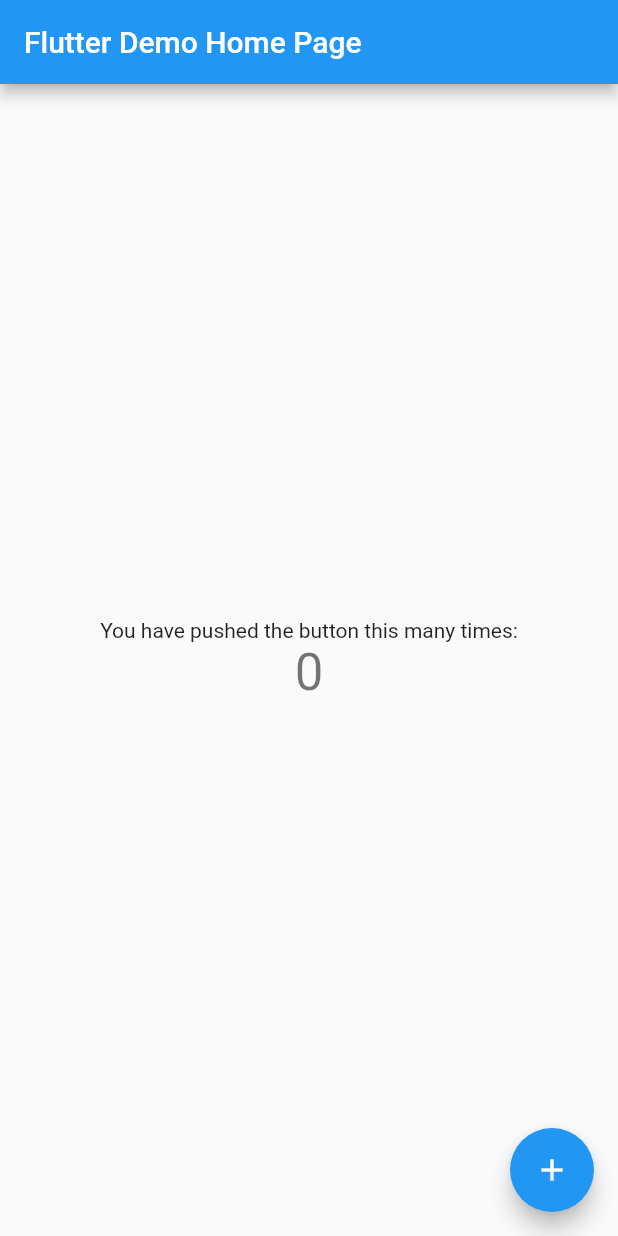
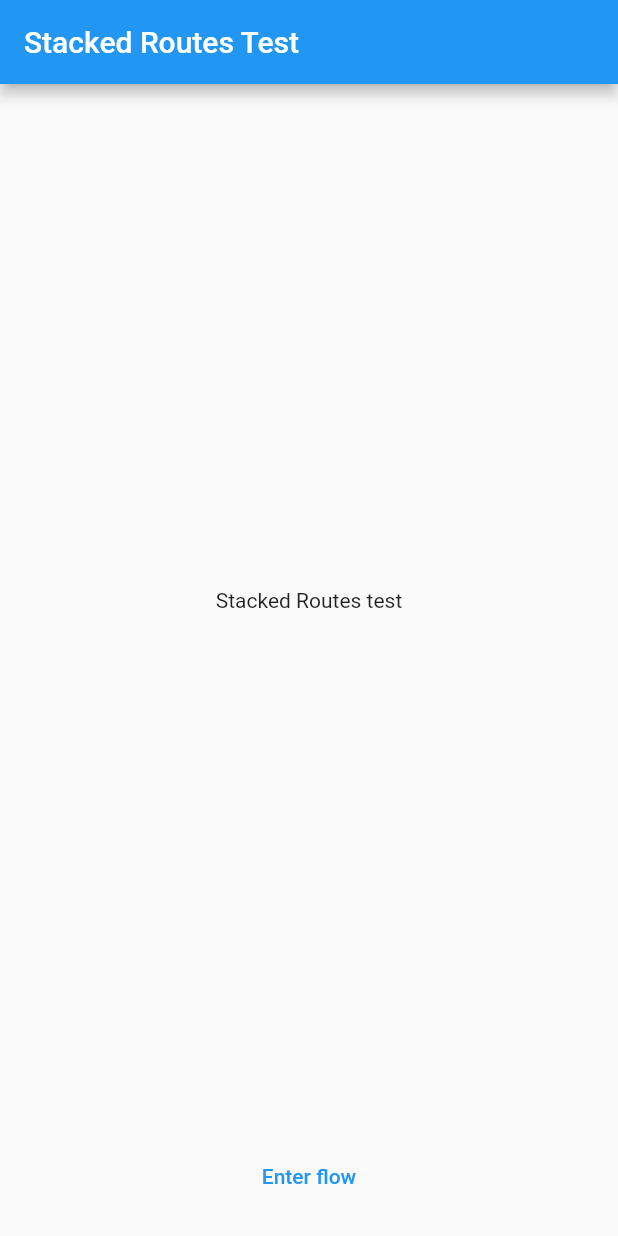
Before and after one commit to Khongchai/stacked_routes, a Flutter app: the screen it shows after launch, on a phone screen of 412 x 824 dp. Run offline on Flutter 3.47's test engine with Material 2 defaults, Android fonts, the phone set to English and light mode, and no system bars.

```diff
--- /dev/null
+++ b/example/lib/main.dart
@@ -0,0 +1,115 @@
+import 'package:flutter/material.dart';
+
+void main() {
+  runApp(const MyApp());
+}
+
+class MyApp extends StatelessWidget {
+  const MyApp({Key? key}) : super(key: key);
+
+  // This widget is the root of your application.
+  @override
+  Widget build(BuildContext context) {
+    return MaterialApp(
+      title: 'Flutter Demo',
+      theme: ThemeData(
+        // This is the theme of your application.
+        //
+        // Try running your application with "flutter run". You'll see the
+        // application has a blue toolbar. Then, without quitting the app, try
+        // changing the primarySwatch below to Colors.green and then invoke
+        // "hot reload" (press "r" in the console where you ran "flutter run",
+        // or simply save your changes to "hot reload" in a Flutter IDE).
+        // Notice that the counter didn't reset back to zero; the application
+        // is not restarted.
+        primarySwatch: Colors.blue,
+      ),
+      home: const MyHomePage(title: 'Flutter Demo Home Page'),
+    );
+  }
+}
+
+class MyHomePage extends StatefulWidget {
+  const MyHomePage({Key? key, required this.title}) : super(key: key);
+
+  // This widget is the home page of your application. It is stateful, meaning
+  // that it has a State object (defined below) that contains fields that affect
+  // how it looks.
+
+  // This class is the configuration for the state. It holds the values (in this
+  // case the title) provided by the parent (in this case the App widget) and
+  // used by the build method of the State. Fields in a Widget subclass are
+  // always marked "final".
+
+  final String title;
+
+  @override
+  State<MyHomePage> createState() => _MyHomePageState();
+}
+
+class _MyHomePageState extends State<MyHomePage> {
+  int _counter = 0;
+
+  void _incrementCounter() {
+    setState(() {
+      // This call to setState tells the Flutter framework that something has
+      // changed in this State, which causes it to rerun the build method below
+      // so that the display can reflect the updated values. If we changed
+      // _counter without calling setState(), then the build method would not be
+      // called again, and so nothing would appear to happen.
+      _counter++;
+    });
+  }
+
+  @override
+  Widget build(BuildContext context) {
+    // This method is rerun every time setState is called, for instance as done
+    // by the _incrementCounter method above.
+    //
+    // The Flutter framework has been optimized to make rerunning build methods
+    // fast, so that you can just rebuild anything that needs updating rather
+    // than having to individually change instances of widgets.
+    return Scaffold(
+      appBar: AppBar(
+        // Here we take the value from the MyHomePage object that was created by
+        // the App.build method, and use it to set our appbar title.
+        title: Text(widget.title),
+      ),
+      body: Center(
+        // Center is a layout widget. It takes a single child and positions it
+        // in the middle of the parent.
+        child: Column(
+          // Column is also a layout widget. It takes a list of children and
+          // arranges them vertically. By default, it sizes itself to fit its
+          // children horizontally, and tries to be as tall as its parent.
+          //
+          // Invoke "debug painting" (press "p" in the console, choose the
+          // "Toggle Debug Paint" action from the Flutter Inspector in Android
+          // Studio, or the "Toggle Debug Paint" command in Visual Studio Code)
+          // to see the wireframe for each widget.
+          //
+          // Column has various properties to control how it sizes itself and
+          // how it positions its children. Here we use mainAxisAlignment to
+          // center the children vertically; the main axis here is the vertical
+          // axis because Columns are vertical (the cross axis would be
+          // horizontal).
+          mainAxisAlignment: MainAxisAlignment.center,
+          children: <Widget>[
+            const Text(
+              'You have pushed the button this many times:',
+            ),
+            Text(
+              '$_counter',
+              style: Theme.of(context).textTheme.headline4,
+            ),
+          ],
+        ),
+      ),
+      floatingActionButton: FloatingActionButton(
+        onPressed: _incrementCounter,
+        tooltip: 'Increment',
+        child: const Icon(Icons.add),
+      ), // This trailing comma makes auto-formatting nicer for build methods.
+    );
+  }
+}
--- a/lib/main.dart
+++ b/lib/main.dart
@@ -1,3 +1,4 @@
+import 'package:dynamic_routing/pages/page1.dart';
 import 'package:flutter/material.dart';
 
 void main() {
@@ -10,11 +11,11 @@ class MyApp extends StatelessWidget {
   @override
   Widget build(BuildContext context) {
     return MaterialApp(
-      title: 'Flutter Demo',
+      title: 'Stacked Routes Test',
       theme: ThemeData(
         primarySwatch: Colors.blue,
       ),
-      home: const MyHomePage(title: 'Flutter Demo Home Page'),
+      home: const MyHomePage(title: 'Stacked Routes Test'),
     );
   }
 }
@@ -29,38 +30,23 @@ class MyHomePage extends StatefulWidget {
 }
 
 class _MyHomePageState extends State<MyHomePage> {
-  int _counter = 0;
-
-  void _incrementCounter() {
-    setState(() {
-      _counter++;
-    });
-  }
-
   @override
   Widget build(BuildContext context) {
     return Scaffold(
-        appBar: AppBar(
-          title: Text(widget.title),
+      appBar: AppBar(
+        title: Text(widget.title),
+      ),
+      body: const Center(child: Text("Stacked Routes test")),
+      bottomNavigationBar: Padding(
+        padding: const EdgeInsets.all(16),
+        child: TextButton(
+          child: const Text("Enter flow"),
+          onPressed: () => {
+            Navigator.of(context)
+                .push(MaterialPageRoute(builder: (context) => const Page1()))
+          },
         ),
-        body: Center(
-          child: Column(
-            mainAxisAlignment: MainAxisAlignment.center,
-            children: <Widget>[
-              const Text(
-                'You have pushed the button this many times:',
-              ),
-              Text(
-                '$_counter',
-                style: Theme.of(context).textTheme.headline4,
-              ),
-            ],
-          ),
-        ),
-        floatingActionButton: FloatingActionButton(
-          onPressed: _incrementCounter,
-          tooltip: 'Increment',
-          child: const Icon(Icons.add),
-        ));
+      ),
+    );
   }
 }
--- /dev/null
+++ b/lib/pages/page1.dart
@@ -0,0 +1,16 @@
+import 'package:dynamic_routing/pages/page_mixin.dart';
+import "package:flutter/material.dart";
+
+class Page1 extends StatefulWidget {
+  const Page1({Key? key}) : super(key: key);
+
+  @override
+  State<Page1> createState() => _Page1State();
+}
+
+class _Page1State extends State<Page1> with TestPage {
+  @override
+  String pageTitle() {
+    return "Page 1";
+  }
+}
```
Also changed, not shown: example/analysis_options.yaml (added, +29 -0 lines), example/pubspec.yaml (added, +89 -0 lines), lib/pages/page2.dart (added, +16 -0 lines), lib/pages/page3.dart (added, +16 -0 lines), lib/pages/page4.dart (added, +16 -0 lines), lib/pages/page5.dart (added, +16 -0 lines), lib/pages/page_mixin.dart (added, +21 -0 lines), lib/stacked_routes/stacked_navigator.dart (added, +114 -0 lines), example/pubspec.lock (added), 61 other files.
